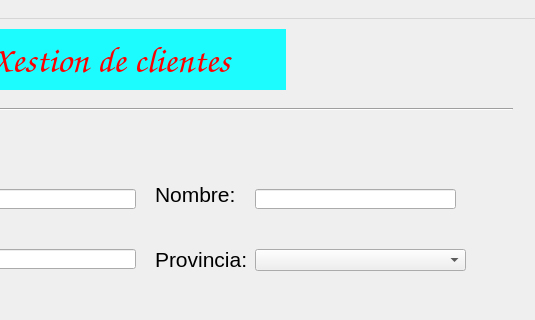
First picture: the form in Ventana.ui, repository BraisRS8/Proyecto, before the edit; both pictures show x 265 to 800 and y 0 to 320 of the 800 by 600 pixel window.
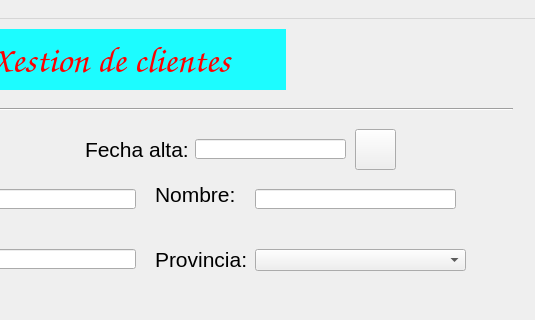
Second picture: the form after the edit. Icons and pictures are not drawn.

The edit to the form file:
```diff
--- a/Ventana.ui
+++ b/Ventana.ui
@@ -551,6 +551,60 @@
      </rect>
     </property>
    </widget>
+   <widget class="QLabel" name="lblFecha">
+    <property name="geometry">
+     <rect>
+      <x>350</x>
+      <y>100</y>
+      <width>131</width>
+      <height>61</height>
+     </rect>
+    </property>
+    <property name="font">
+     <font>
+      <pointsize>16</pointsize>
+     </font>
+    </property>
+    <property name="text">
+     <string>Fecha alta:</string>
+    </property>
+   </widget>
+   <widget class="QLineEdit" name="ent_fecha">
+    <property name="geometry">
+     <rect>
+      <x>460</x>
+      <y>120</y>
+      <width>151</width>
+      <height>20</height>
+     </rect>
+    </property>
+   </widget>
+   <widget class="QPushButton" name="btnCalendar">
+    <property name="geometry">
+     <rect>
+      <x>620</x>
+      <y>110</y>
+      <width>41</width>
+      <height>41</height>
+     </rect>
+    </property>
+    <property name="focusPolicy">
+     <enum>Qt::WheelFocus</enum>
+    </property>
+    <property name="text">
+     <string/>
+    </property>
+    <property name="icon">
+     <iconset resource="img/calendar.qrc">
+      <normaloff>:/newPrefix/calendar.png</normaloff>:/newPrefix/calendar.png</iconset>
+    </property>
+    <property name="iconSize">
+     <size>
+      <width>32</width>
+      <height>32</height>
+     </size>
+    </property>
+   </widget>
   </widget>
   <widget class="QMenuBar" name="menubar">
    <property name="geometry">
```
Left out of the diff: 4 changed lines with no effect on the pictures.
